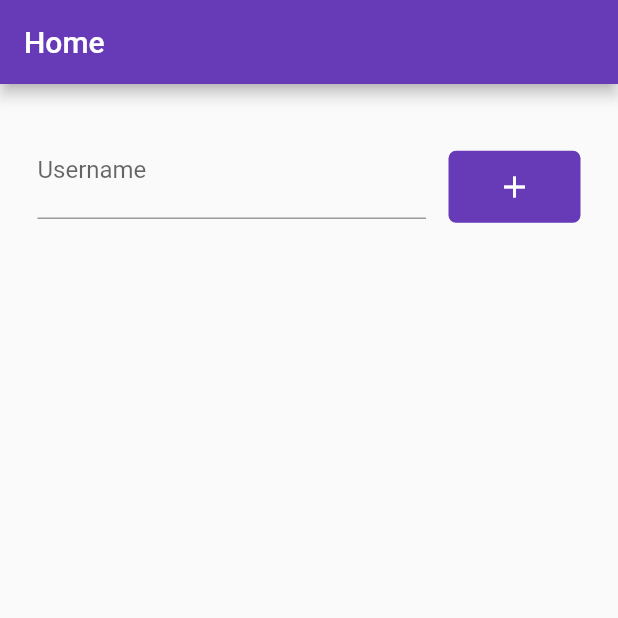
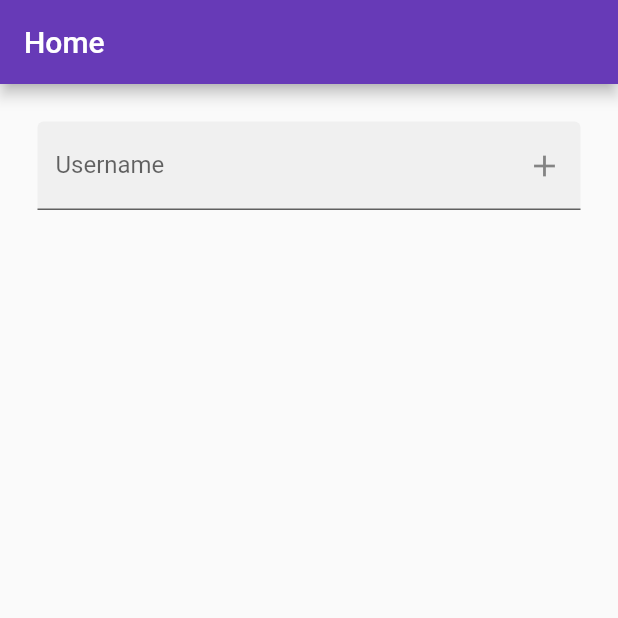
Before and after one commit to gustavomedeiross/flutter-github-app, a Flutter app: the screen it shows after launch, on a phone screen of 412 x 824 dp, the top half of it. Run offline on Flutter 3.47's test engine with Material 2 defaults, Android fonts, the phone set to English and light mode, and no system bars.

Commit message:
Change RaisedButton to button inside input

```diff
--- a/lib/pages/home.dart
+++ b/lib/pages/home.dart
@@ -20,7 +20,7 @@ class _HomeState extends State<Home> {
   String error = '';
   final inputController = TextEditingController();
 
-  void handleSubmit() async {
+  void _submit() async {
     setState(() {
       this.loading = true;
     });
@@ -89,41 +89,48 @@ class _HomeState extends State<Home> {
           children: <Widget>[
             Container(
               margin: EdgeInsets.only(bottom: 25),
-              child: Form(
-                child: Row(
-                  children: <Widget>[
-                    Expanded(
-                      child: TextField(
-                        controller: inputController,
-                        textInputAction: TextInputAction.send,
-                        decoration: InputDecoration(
-                          contentPadding: EdgeInsets.symmetric(vertical: 15),
-                          errorText: error.length > 0 ? error : null,
-                          labelText: 'Username',
-                          helperText: ' ',
-                        ),
-                      ),
-                    ),
+              child: TextFormField(
+                onChanged: (username) {
+                  if (error.length > 0)
+                    setState(() => error = '');
+                },
+                controller: inputController,
+                textInputAction: TextInputAction.done,
+                onFieldSubmitted: (username) {
+                  FocusScope.of(context).requestFocus(FocusNode());
+                  _submit();
+                },
+                decoration: InputDecoration(
+                  filled: true,
+                  errorText: error.length > 0 ? error : null,
+                  labelText: 'Username',
+                  helperText: ' ',
+                  suffixIcon: loading ? (
                     Container(
-                      margin: EdgeInsets.only(left: 15),
-                      decoration: BoxDecoration(
-                        color: Colors.deepPurple,
-                        borderRadius: BorderRadius.all(Radius.circular(5)),
-                      ),
-                      child: FlatButton(
-                        child: loading ? Container(
-                          height: 20,
-                          width: 20,
-                          child: CircularProgressIndicator(
-                            strokeWidth: 2,
-                            valueColor: AlwaysStoppedAnimation<Color>(Colors.white),
-                          ),
-                        ) : Icon(Icons.add, color: Colors.white),
-                        onPressed: handleSubmit,
-                      ),
-                    ),
-                  ],
-                )
+                      width: 20,
+                      height: 20,
+                      padding: EdgeInsets.all(10),
+                      child: CircularProgressIndicator(strokeWidth: 2),
+                    )
+                  ) : (
+                    error.length > 0 ? (
+                      IconButton(
+                        icon: Icon(Icons.cancel),
+                        color: Colors.red,
+                        onPressed: () {
+                          setState(() => error = '');
+                          inputController.clear();
+                        },
+                      )
+                    ) : IconButton(
+                      icon: Icon(Icons.add),
+                      onPressed: () {
+                        FocusScope.of(context).requestFocus(FocusNode());
+                        _submit();
+                      },
+                    )
+                  )
+                ),
               ),
             ),
              Expanded(
```
